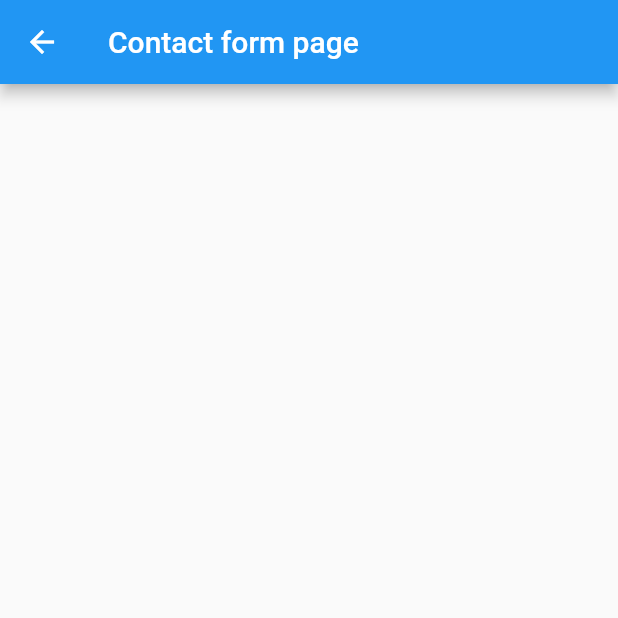
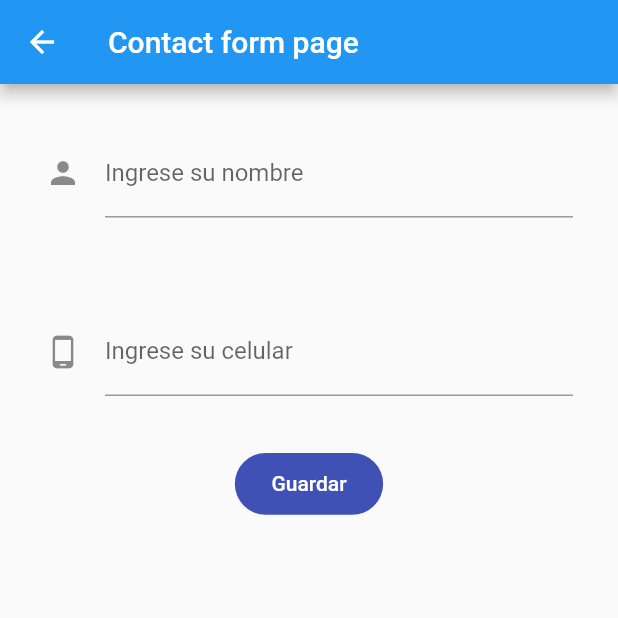
Before and after one commit to sebasfernandezr/flutter_chat_balcoder, a Flutter app: the screen it shows after launch, after a tap on the "add" icon, on a phone screen of 412 x 824 dp, the top half of it. Run offline on Flutter 3.47's test engine with Material 2 defaults, Android fonts, the phone set to English and light mode, and no system bars; our stand-ins replace cloud_firestore, firebase_core; accounts and stored records are empty.

Commit message:
contact form page

```diff
--- a/lib/ui/contact/contact_form_page.dart
+++ b/lib/ui/contact/contact_form_page.dart
@@ -1,17 +1,94 @@
 import 'package:flutter/material.dart';
+import 'package:flutter_chat_balcoder/ui/contact/model/contact_model.dart';
+import 'package:flutter_chat_balcoder/ui/contact/contact_service.dart';
 
 class ContactFormPage extends StatefulWidget {
+  ContactFormPage({this.contactList, this.currentIndex});
+  int currentIndex;
+
+  List<ContactModel> contactList;
   @override
   _ContactFormPageState createState() => _ContactFormPageState();
 }
 
 class _ContactFormPageState extends State<ContactFormPage> {
+  TextEditingController _cName;
+  TextEditingController _cPhoneNumber;
+  ContactModel _contactModel;
+  ContactService _contactService = new ContactService();
   @override
   Widget build(BuildContext context) {
+    double _height = MediaQuery.of(context).size.height;
+    double _width = MediaQuery.of(context).size.width;
     return Scaffold(
-      appBar: AppBar(title: Text("Contact form page"),
+      appBar: AppBar(
+        title: Text("Contact form page"),
       ),
-      body: Column(),
+      body: Column(
+        children: [
+          Padding(
+            padding: const EdgeInsets.all(30.0),
+            child: TextFormField(
+              controller: _cName,
+              decoration: InputDecoration(
+                fillColor: Colors.yellow,
+                  labelText: "Ingrese su nombre", icon: Icon(Icons.person)),
+            ),
+          ),
+          Padding(
+            padding: const EdgeInsets.all(30.0),
+            child: TextFormField(
+              keyboardType: TextInputType.phone,
+              controller: _cPhoneNumber,
+              decoration: InputDecoration(
+                  icon: Icon(Icons.phone_android),
+                  labelText: "Ingrese su celular"),
+            ),
+          ),
+          Padding(
+            padding: const EdgeInsets.all(8.0),
+            child: GestureDetector(
+              onTap: () {
+                _contactModel.contactName = _cName.text;
+                _contactModel.phoneNumber = _cPhoneNumber.text;
+
+                if (widget.currentIndex != null) {
+                  //LA ACTUALIZACIÓN
+                  setState(() {
+                    // ContactService().updateContact( _contactModel);
+                  });
+                } else {
+                  //LA CREACIÓN
+                  setState(() {
+                    ContactService().addContact( _contactModel);
+                  });
+                }
+
+                //reseteadores
+                _contactModel = new ContactModel();
+                _cName.text = "";
+                _cPhoneNumber.text = "";
+                widget.currentIndex = null;
+                Navigator.pop(context);
+              },
+              child: Container(
+                child: Center(
+                    child: Text(
+                  /*if terciario, si existe el botón actualiza si no, guarda*/
+                  widget.currentIndex != null ? "Actualizar" : "Guardar",
+                  style: TextStyle(
+                      color: Colors.white, fontWeight: FontWeight.w500),
+                )),
+                height: _height * 0.05,
+                width: _width * 0.24,
+                decoration: BoxDecoration(
+                    color: Colors.indigo,
+                    borderRadius: BorderRadius.all(Radius.circular(40))),
+              ),
+            ),
+          ),
+        ],
+      ),
     );
   }
 }
--- a/lib/ui/contact/contact_list_page.dart
+++ b/lib/ui/contact/contact_list_page.dart
@@ -1,7 +1,6 @@
-
-import 'package:cloud_firestore/cloud_firestore.dart';
 import 'package:flutter/material.dart';
-
+import 'package:flutter_chat_balcoder/ui/contact/contact_service.dart';
+import 'package:flutter_chat_balcoder/ui/contact/model/contact_model.dart';
 
 class ContacListPage extends StatefulWidget {
   @override
@@ -9,21 +8,47 @@ class ContacListPage extends StatefulWidget {
 }
 
 class _ContacListPageState extends State<ContacListPage> {
-  CollectionReference contactCollection =
-      FirebaseFirestore.instance.collection('"contactCollection"');
+  ContactService _contactService = new ContactService();
+  List<ContactModel> _contactList = [];
 
   @override
   void initState() {
     super.initState();
-    contactCollection.get().asStream().listen((snapshot) {
-      print(snapshot.docs.length);
-    });
+
   }
 
   @override
   Widget build(BuildContext context) {
     return Container(
-      color: Colors.blue,
-    );
+        child: StreamBuilder(
+      stream: _contactService.contactCollection
+          .snapshots(),
+      builder: (BuildContext context, AsyncSnapshot<dynamic> snapshot) {
+        switch (snapshot.connectionState) {
+          case ConnectionState.waiting:
+            return Container(
+              child: Center(
+                child: CircularProgressIndicator(),
+              ),
+            );
+
+          default:
+
+          print(snapshot.data.docs);
+            snapshot.data.docs.forEach((doc) {
+              print(doc.data());
+             _contactList.add(new ContactModel.fromSnapshot(doc));
+            });
+
+            return ListView.builder(
+                itemCount: _contactList.length,
+                itemBuilder: (BuildContext context, int index) {
+                  return ListTile(
+                    title: Text(_contactList[index].contactName),
+                  );
+                });
+        }
+      },
+    ));
   }
 }
--- /dev/null
+++ b/lib/ui/contact/contact_service.dart
@@ -0,0 +1,35 @@
+import 'package:cloud_firestore/cloud_firestore.dart';
+import 'package:flutter/material.dart';
+import 'package:flutter_chat_balcoder/ui/contact/model/contact_model.dart';
+
+class ContactService {
+  final contactCollection =
+      FirebaseFirestore.instance.collection('"contactCollection"');
+
+  addContact(ContactModel contactModel) {
+    contactCollection.add(contactModel.toJson()).then((doc) {
+      doc.get().then((snapshot) {
+        print(snapshot.data());
+      });
+    });
+  }
+
+  // updateContact(ContactModel contactModel) {
+  //   contactCollection
+  //   .doc(ContactModel.key)
+  //   .update(ContactModel.toJson())
+  //   .then((snapshot){
+  //     print("Actualizo");
+  //   });
+  // }
+
+  // deleteContact(ContactModel, contactModel) {
+  //   ContactModel.isDelete = true;
+  //   contactCollection
+  //   .doc(ContactModel.key)
+  //   .update(ContactModel.toJson())
+  //   .then((snapshot){
+  //     print("Actualizo");
+  //   });
+  // }
+}
--- a/lib/ui/contact/model/contact_model.dart
+++ b/lib/ui/contact/model/contact_model.dart
@@ -0,0 +1,28 @@
+import 'package:cloud_firestore/cloud_firestore.dart';
+
+class ContactModel {
+  String key;
+  String contactName;
+  String phoneNumber;
+  bool isDeleted;
+
+  ContactModel({
+    this.key,
+    this.contactName,
+    this.phoneNumber,
+    this.isDeleted,});
+
+  toJson() {
+    return {
+      "contactName": contactName,
+      "phoneNumber":phoneNumber,
+    };
+  }
+
+factory ContactModel.fromSnapshot(DocumentSnapshot snapshot){
+  return new ContactModel(
+    contactName: snapshot.data()['contactName'],
+    phoneNumber: snapshot.data()['phoneNumber'],
+  );
+}
+}
--- a/lib/ui/home/home_page.dart
+++ b/lib/ui/home/home_page.dart
@@ -37,8 +37,8 @@ class _HomePageState extends State<HomePage> with TickerProviderStateMixin {
       body: Center(
           child: TabBarView(
         children: [
+          new ContacListPage(),
           chatListPage(),
-          ContacListPage(),
         ],
         controller: _tabController,
       )),
```
Also changed, not shown: lib/ui/chat/model/chat_model.dart (+24 -0 lines), lib/ui/chat/chat_form_page.dart (line endings or trailing spaces).
